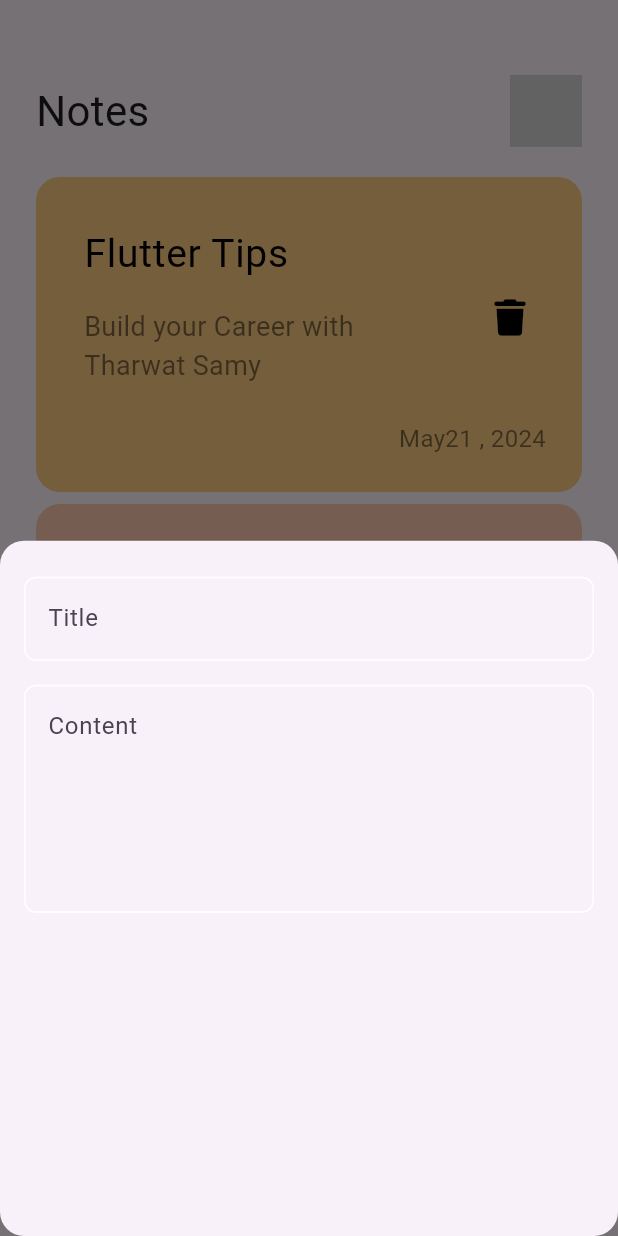
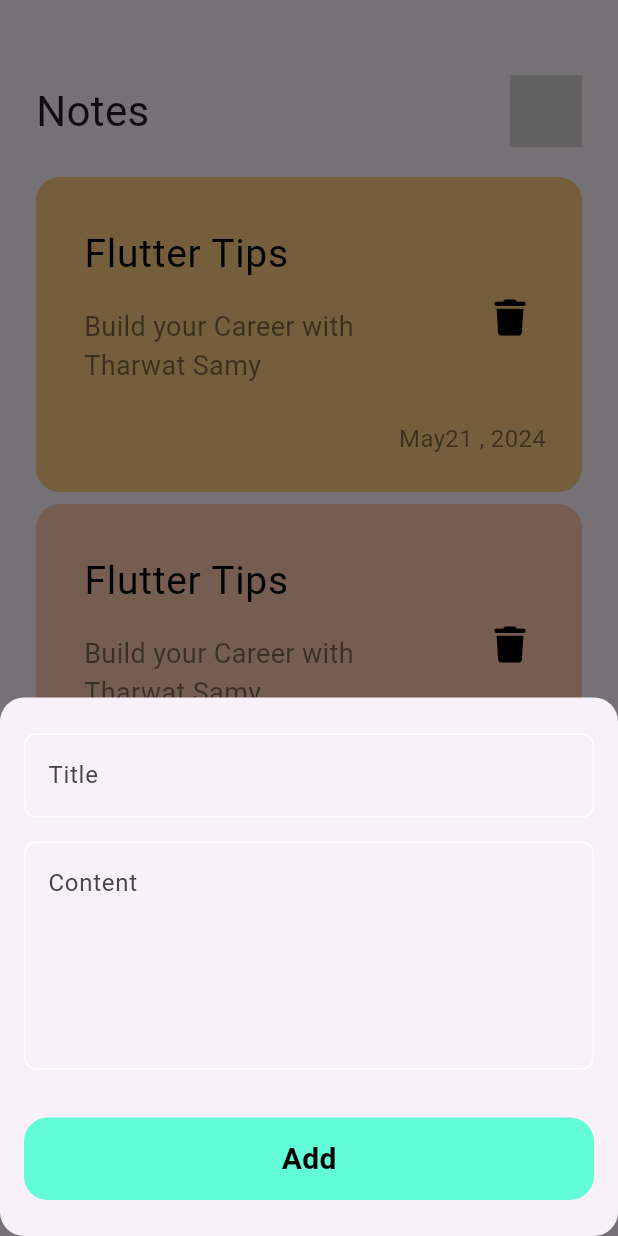
Before and after one commit to basmalahesham/notes_app, a Flutter app: the NotesView screen opened directly, after a tap on the "add" icon, on a phone screen of 412 x 824 dp. Run offline on Flutter 3.47's test engine with Material 3 defaults, Android fonts, the phone set to English and light mode, and no system bars; our stand-ins replace audioplayers, cloud_firestore, dio, firebase_auth, firebase_core, flutter_bloc and 2 more; accounts and stored records are empty.

Commit message:
finish notes bottom sheet

```diff
--- a/lib/notes_app/views/widgets/add_note_bottom_sheet.dart
+++ b/lib/notes_app/views/widgets/add_note_bottom_sheet.dart
@@ -1,4 +1,5 @@
 import 'package:flutter/material.dart';
+import 'package:flutter_udemy_tharwat2/notes_app/views/widgets/custom_button.dart';
 import 'package:flutter_udemy_tharwat2/notes_app/views/widgets/custom_text_field.dart';
 
 class AddNoteBottomSheet extends StatelessWidget {
@@ -7,15 +8,30 @@ class AddNoteBottomSheet extends StatelessWidget {
   @override
   Widget build(BuildContext context) {
     return Padding(
-      padding: const EdgeInsets.only(top: 24.0,left: 16,right: 16,),
-      child: Column(
-        children: [
-          //SizedBox(height: 20,),
-          CustomTextField(hint: 'Title',),
-          SizedBox(height: 16,),
-          CustomTextField(hint: 'Content',maxLines: 5,),
-
-        ],
+      padding: const EdgeInsets.only(
+        top: 24.0,
+        left: 16,
+        right: 16,
+      ),
+      child: SingleChildScrollView(
+        child: Column(
+          children: [
+            //SizedBox(height: 20,),
+            CustomTextField(
+              hint: 'Title',
+            ),
+            SizedBox(
+              height: 16,
+            ),
+            CustomTextField(
+              hint: 'Content',
+              maxLines: 5,
+            ),
+            SizedBox(height: 32,),
+            CustomButton(),
+            SizedBox(height: 24,),
+          ],
+        ),
       ),
     );
   }
--- /dev/null
+++ b/lib/notes_app/views/widgets/custom_button.dart
@@ -0,0 +1,22 @@
+import 'package:flutter/material.dart';
+
+import '../../constants.dart';
+
+class CustomButton extends StatelessWidget {
+  const CustomButton({super.key});
+
+  @override
+  Widget build(BuildContext context) {
+    return Container(
+      width: MediaQuery.of(context).size.width,
+      height: 55,
+      decoration: BoxDecoration(
+        color: kPrimaryColor,
+        borderRadius: BorderRadius.circular(16),
+      ),
+      child: Center(
+        child: Text('Add',style: TextStyle(color: Colors.black,fontSize: 20,fontWeight: FontWeight.bold,),),
+      ),
+    );
+  }
+}
```
